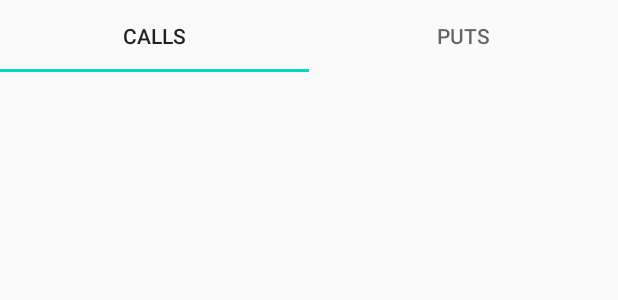
After one commit to kingsframe/options-trader-android, an Android app: the layout activity_options_chain.xml on its own in the app's theme, with its tools: preview values and no code run, on a phone screen of 412 x 824 dp. The commit adds this screen. Shown: the top 300 px of the screen. Run offline under Robolectric (Android 15) with nearby library versions, the phone set to English and light mode, and no system bars.

Commit message:
OptionsChainActivity framework

```diff
--- a/app/src/main/java/ca/sog/SOG/Activities/TickerSearchActivity.kt
+++ b/app/src/main/java/ca/sog/SOG/Activities/TickerSearchActivity.kt
@@ -27,7 +27,7 @@ class TickerSearchActivity : AppCompatActivity(), OnItemClickListener {
     //lateinit var tokensList : ArrayList<String>
 
     override fun onItemClicked(symbolId: Int, symbolName: String) {
-        val intent = Intent(this, OptionsSearchActivity::class.java)
+        val intent = Intent(this, ExpDateActivity::class.java)
         intent.putExtra("symbolId", symbolId)
         intent.putExtra("symbolName", symbolName)
         //intent.putExtra("tokens", tokensList)
--- /dev/null
+++ b/app/src/main/res/layout/activity_options_chain.xml
@@ -0,0 +1,35 @@
+<?xml version="1.0" encoding="utf-8"?>
+
+
+<androidx.constraintlayout.widget.ConstraintLayout xmlns:android="http://schemas.android.com/apk/res/android"
+    xmlns:app="http://schemas.android.com/apk/res-auto"
+    xmlns:tools="http://schemas.android.com/tools"
+    android:layout_width="match_parent"
+    android:layout_height="match_parent"
+    tools:context=".Activities.OptionsChainActivity">
+
+    <com.google.android.material.tabs.TabLayout
+        android:id="@+id/optionType"
+        android:layout_width="match_parent"
+        android:layout_height="wrap_content"
+        app:layout_constraintTop_toTopOf="parent">
+
+
+        <com.google.android.material.tabs.TabItem
+            android:id="@+id/calls"
+            android:layout_width="wrap_content"
+            android:layout_height="wrap_content"
+            android:text="@string/calls"
+            />
+
+        <com.google.android.material.tabs.TabItem
+            android:id="@+id/puts"
+            android:layout_width="wrap_content"
+            android:layout_height="wrap_content"
+            android:text="@string/puts"
+            />
+
+
+    </com.google.android.material.tabs.TabLayout>
+
+</androidx.constraintlayout.widget.ConstraintLayout>
--- a/app/src/main/res/layout/activity_options_search.xml
+++ b/app/src/main/res/layout/activity_options_search.xml
@@ -4,7 +4,7 @@
     xmlns:tools="http://schemas.android.com/tools"
     android:layout_width="match_parent"
     android:layout_height="match_parent"
-    tools:context=".Activities.OptionsSearchActivity">
+    tools:context=".Activities.ExpDateActivity">
 
     <androidx.recyclerview.widget.RecyclerView
         android:id="@+id/expirationDatesRecycleView"
--- a/app/src/main/res/values/strings.xml
+++ b/app/src/main/res/values/strings.xml
@@ -11,4 +11,8 @@
     <string name="hello_second_fragment">Hello second fragment. Arg: %1$s</string>
     <string name="title_activity_positions">PositionsActivity</string>
     <string name="search_hint">SOGgy</string>
+
+    <string name="calls">Calls</string>
+    <string name="puts">Puts</string>
+
 </resources>
```
Also changed, not shown: app/src/main/AndroidManifest.xml (+8 -3 lines), app/src/main/java/ca/sog/SOG/Activities/ExpDateActivity.kt (renamed from app/src/main/java/ca/sog/SOG/Activities/OptionsSearchActivity.kt, +15 -9 lines), app/src/main/java/ca/sog/SOG/Activities/OptionsChainActivity.kt (added, +39 -0 lines), app/src/main/java/ca/sog/SOG/Adapters/ExpirationDateAdapter.kt (+7 -10 lines).
